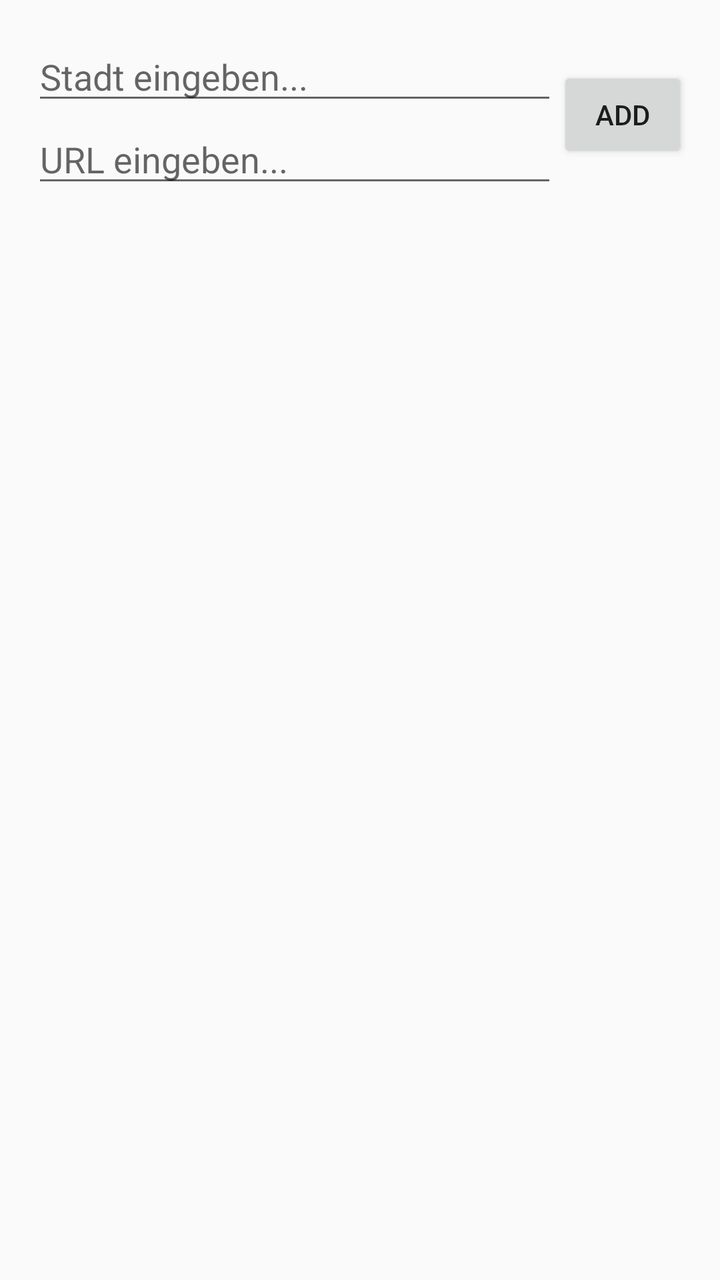
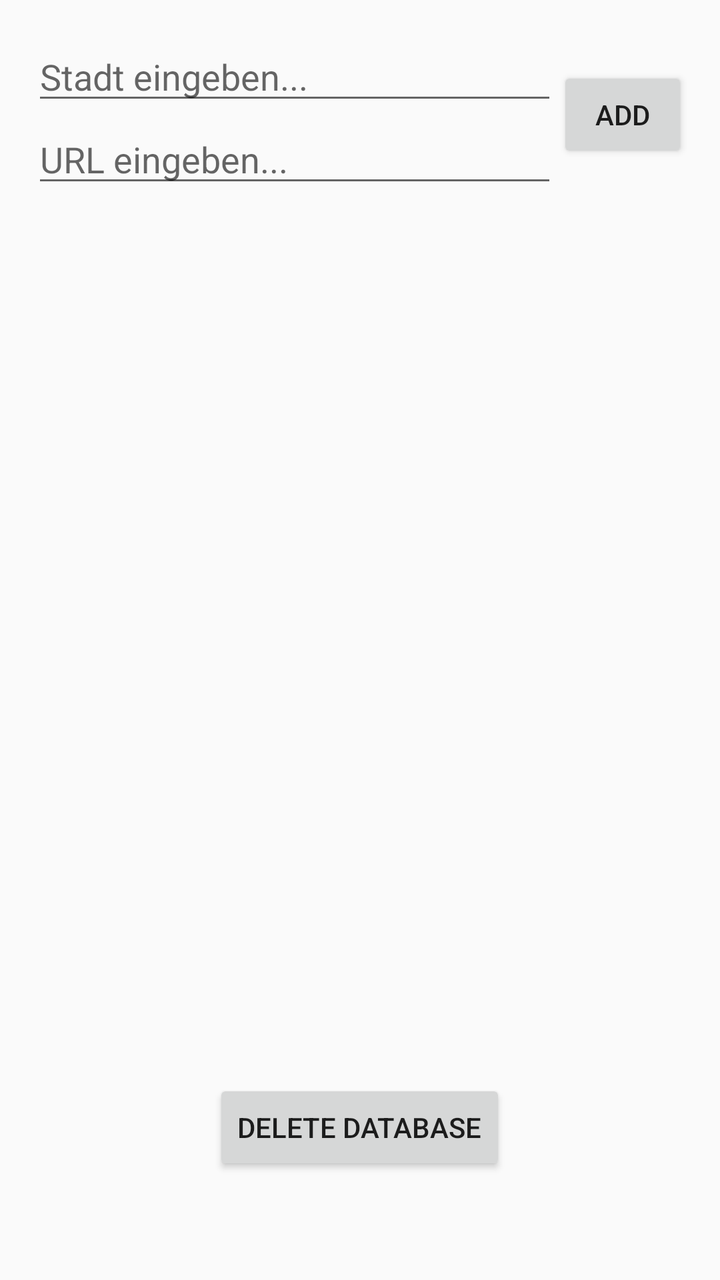

The first picture is an Android layout as it rendered before a commit; the second is the same layout after the commit. The layout source and the unified diff follow.
<!-- AndroidManifest.xml: activity theme Theme.GebetszeitenWidget -->
<!-- res/layout/activity_main.xml -->
<?xml version="1.0" encoding="utf-8"?>
<LinearLayout xmlns:android="http://schemas.android.com/apk/res/android"
    android:layout_width="match_parent"
    android:layout_height="match_parent"
    android:gravity="top|center"
    android:orientation="vertical"
    android:padding="16dp"
    android:layout_marginTop="35dp">

    <LinearLayout
        android:layout_width="match_parent"
        android:layout_height="wrap_content"
        android:orientation="horizontal"
        android:weightSum="5">

        <GridLayout
            android:layout_width="match_parent"
            android:layout_height="match_parent"
            android:orientation="vertical"
            android:rowCount="2"
            android:layout_weight="1">

            <EditText
                android:id="@+id/input_field_city"
                android:layout_width="match_parent"
                android:layout_height="wrap_content"
                android:hint="Stadt eingeben..."
                android:inputType="text" />

            <EditText
                android:id="@+id/input_field_url"
                android:layout_width="match_parent"
                android:layout_height="wrap_content"
                android:hint="URL eingeben..."
                android:inputType="text" />
        </GridLayout>


        <LinearLayout
            android:layout_width="match_parent"
            android:layout_height="match_parent"
            android:orientation="horizontal"
            android:gravity="center"
            android:layout_weight="4">

            <Button
                android:id="@+id/btn_apply"
                android:layout_width="wrap_content"
                android:layout_height="wrap_content"
                android:text="add" />
        </LinearLayout>

    </LinearLayout>

    <androidx.recyclerview.widget.RecyclerView
        android:id="@+id/recyclerView"
        android:layout_width="match_parent"
        android:layout_height="match_parent" />

    
    
</LinearLayout>
<!-- resources referenced by this layout -->
<resources>
  <style name="Theme.GebetszeitenWidget" parent="android:Theme.Material.Light.NoActionBar" />
</resources>

<!-- the commit's change to res/layout/activity_main.xml (unified diff, before → after) -->
@@ -55,7 +55,13 @@
     <androidx.recyclerview.widget.RecyclerView
         android:id="@+id/recyclerView"
         android:layout_width="match_parent"
-        android:layout_height="match_parent" />
+        android:layout_height="441dp" />
+
+    <Button
+        android:id="@+id/btn_delete_db"
+        android:layout_width="wrap_content"
+        android:layout_height="wrap_content"
+        android:text="Delete Database" />
 
     
     
